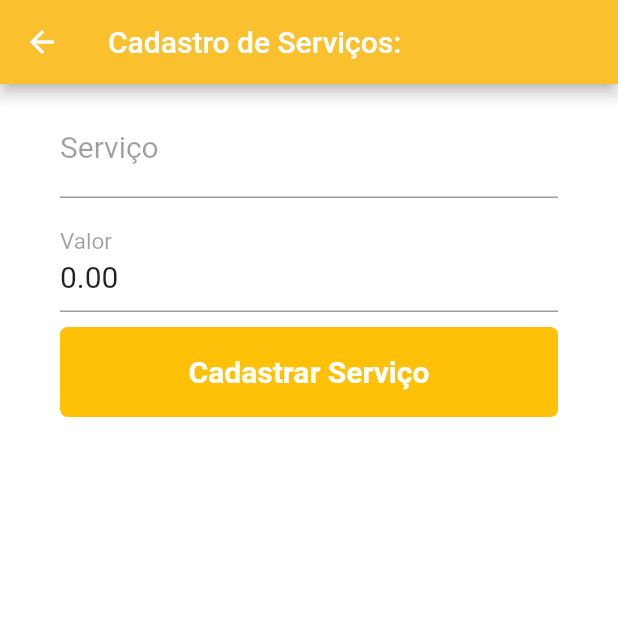
After one commit to oscargross/Flutter-Servicos, a Flutter app: the ServiceRegister screen opened by its route, on a phone screen of 412 x 824 dp, the top half of it. The commit adds this screen. Run offline on Flutter 3.47's test engine with Material 2 defaults, Android fonts, the phone set to English and light mode, and no system bars; our stand-ins replace cloud_firestore, firebase_core, flutter_masked_text; missing offline and left inert: flutter_auth_buttons; accounts and stored records are empty.

Commit message:
Finished SignUp and beggining of register of services

```diff
--- a/lib/main.dart
+++ b/lib/main.dart
@@ -3,6 +3,7 @@ import 'package:cloud_firestore/cloud_firestore.dart';
 import 'package:firebase_core/firebase_core.dart';
 import './pages/login.dart';
 import './pages/singUp.dart';
+import './pages/serviceRegister.dart';
 
 void main() async {
   WidgetsFlutterBinding.ensureInitialized();
@@ -25,6 +26,7 @@ class MyApp extends StatelessWidget {
         routes: {
           Login.tag: (context) => Login(),
           SignUp.tag: (context) => SignUp(),
+          ServiceRegister.tag: (context) => ServiceRegister(),
         });
   }
 }
--- /dev/null
+++ b/lib/pages/serviceRegister.dart
@@ -0,0 +1,120 @@
+import 'package:flutterservicos2/pages/login.dart';
+import 'package:flutter/material.dart';
+import 'package:cloud_firestore/cloud_firestore.dart';
+import 'package:flutter_masked_text/flutter_masked_text.dart';
+
+class ServiceRegister extends StatefulWidget {
+  static String tag = "/serviceRegister";
+
+  @override
+  ServiceRegisterState createState() => ServiceRegisterState();
+}
+
+class ServiceRegisterState extends State<ServiceRegister> {
+  var servico = TextEditingController();
+  final valor = MoneyMaskedTextController(
+      decimalSeparator: '.', thousandSeparator: ','); //after
+
+//class SignUp extends StatefulWidget {
+
+  @override
+  Widget build(BuildContext context) {
+    var form = GlobalKey<FormState>();
+
+    //final Worker worker;
+
+    return Scaffold(
+        appBar: AppBar(
+          title: (Text("Cadastro de Serviços:")),
+          backgroundColor: Colors.yellow[700],
+        ),
+        body: Container(
+            padding: EdgeInsets.only(top: 10, left: 40, right: 40),
+            color: Colors.white,
+            child: ListView(children: <Widget>[
+              Form(
+                  key: form,
+                  child: Column(children: <Widget>[
+                    TextFormField(
+                      // autofocus: true,
+                      keyboardType: TextInputType.text,
+                      decoration: InputDecoration(
+                        labelText: "Serviço",
+                        labelStyle: TextStyle(
+                          color: Colors.black38,
+                          fontWeight: FontWeight.w400,
+                          fontSize: 20,
+                        ),
+                      ),
+                      style: TextStyle(fontSize: 20),
+                      controller: servico,
+                      validator: (value) {
+                        if (value.isEmpty) {
+                          return 'Este campo não pode ser vazio';
+                        }
+                        return null;
+                      },
+                    ),
+                    SizedBox(
+                      height: 10,
+                    ),
+                    TextFormField(
+                      // autofocus: true,
+                      keyboardType: TextInputType.number,
+                      decoration: InputDecoration(
+                        labelText: "Valor",
+                        labelStyle: TextStyle(
+                          color: Colors.black38,
+                          fontWeight: FontWeight.w400,
+                          fontSize: 20,
+                        ),
+                      ),
+                      style: TextStyle(fontSize: 20),
+                      controller: valor,
+                      validator: (value) {
+                        if (value.isEmpty) {
+                          return 'Este campo não pode ser vazio';
+                        }
+                        return null;
+                      },
+                    ),
+                    SizedBox(
+                      height: 10,
+                    ),
+                    Container(
+                      height: 60,
+                      alignment: Alignment.center,
+                      decoration: BoxDecoration(
+                        color: Colors.amber,
+                        borderRadius: BorderRadius.all(
+                          Radius.circular(5),
+                        ),
+                      ),
+                      child: SizedBox.expand(
+                        child: FlatButton(
+                          child: Column(
+                            mainAxisAlignment: MainAxisAlignment.center,
+                            children: <Widget>[
+                              Text(
+                                "Cadastrar Serviço",
+                                style: TextStyle(
+                                  fontWeight: FontWeight.bold,
+                                  color: Colors.white,
+                                  fontSize: 20,
+                                ),
+                                textAlign: TextAlign.center,
+                              ),
+                            ],
+                          ),
+                          onPressed: () {
+                            setState(() {
+                              this.servico = Text("a") as TextEditingController;
+                            });
+                          },
+                        ),
+                      ),
+                    ),
+                  ]))
+            ])));
+  }
+}
--- a/pubspec.yaml
+++ b/pubspec.yaml
@@ -31,6 +31,7 @@ dependencies:
   cloud_firestore: 0.14.1+3
   firebase_core : "^0.5.0+1"
   flutter_auth_buttons: "0.10.0"
+  flutter_masked_text: "0.8.0"
 
 dev_dependencies:
   flutter_test:
```
Also changed, not shown: lib/pages/singUp.dart (+26 -25 lines), pubspec.lock.
